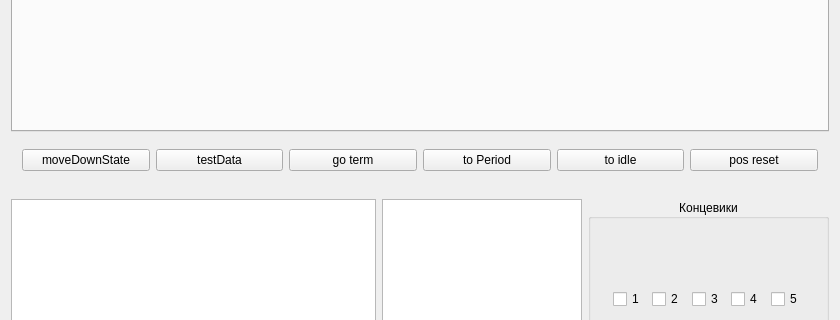
The window that mainwindow.ui (PoldenDev/polden-ver-motorControl-desktop) describes before a commit, drawn with Qt 5; both pictures show x 0 to 840 and y 262 to 582 of the 840 by 820 pixel window.
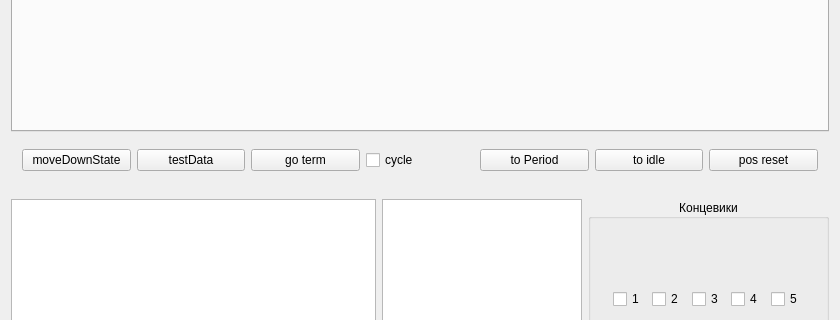
The same window after the commit.

The edit to the form file:
```diff
--- a/mainwindow.ui
+++ b/mainwindow.ui
@@ -175,6 +175,13 @@
          </property>
         </widget>
        </item>
+       <item>
+        <widget class="QCheckBox" name="checkBoxCycle">
+         <property name="text">
+          <string>cycle</string>
+         </property>
+        </widget>
+       </item>
        <item>
         <widget class="QPushButton" name="pushButtonGotoPEriodState">
          <property name="text">
```
